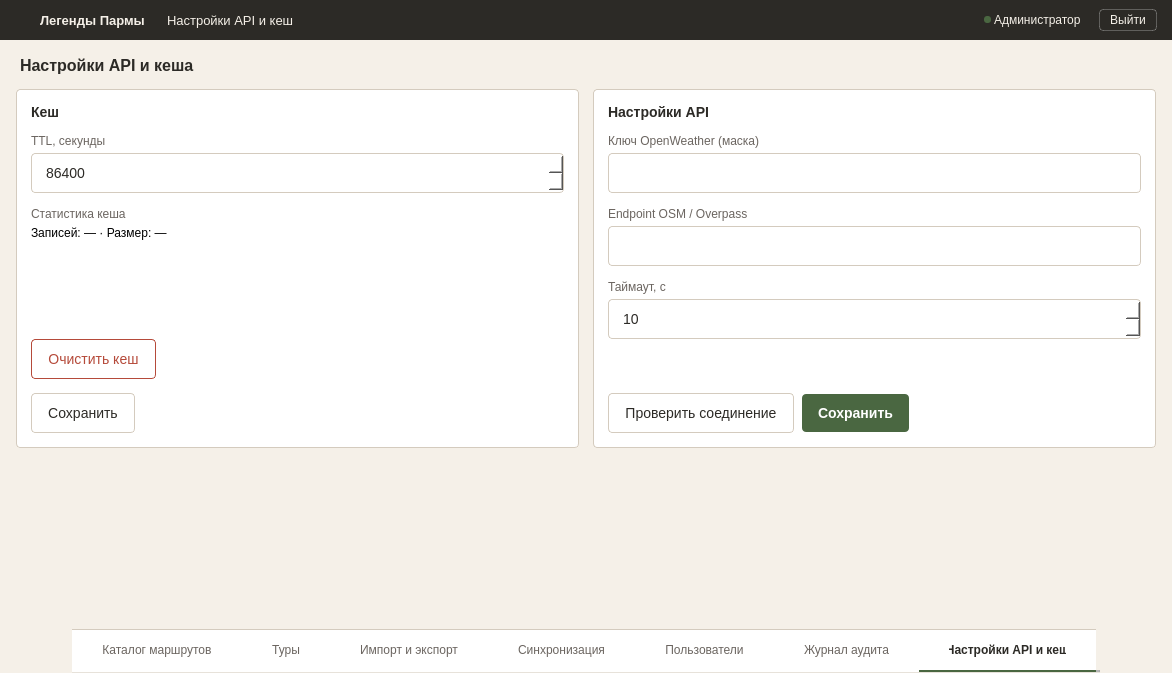
Qt form ui/windows/set_api_hash_window.ui (nikolas-po/legends_parma) before a commit.
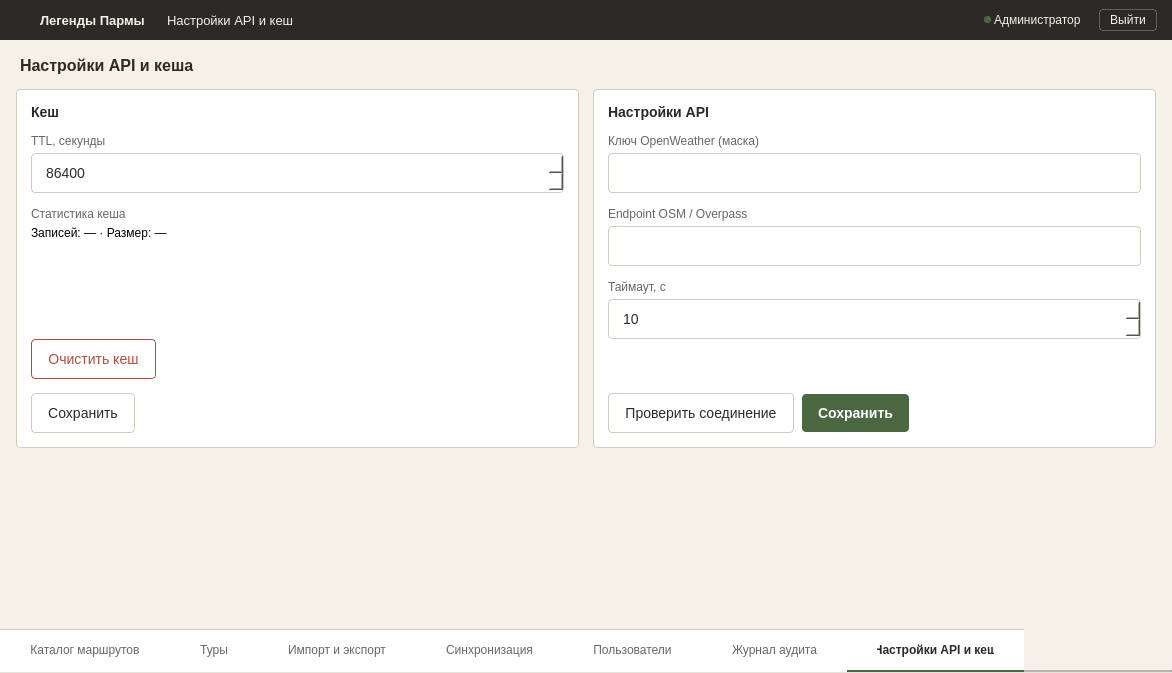
The same form after that commit. Icons and pictures are not drawn.

```diff
--- a/ui/windows/set_api_hash_window.ui
+++ b/ui/windows/set_api_hash_window.ui
@@ -295,9 +295,11 @@
       <property name="sizeHint" stdset="0"><size><width>20</width><height>40</height></size></property>
      </spacer>
     </item>
-    <item alignment="Qt::AlignmentFlag::AlignHCenter">
-     <widget class="QTabWidget" name="tabWidget">
-      <property name="sizePolicy"><sizepolicy hsizetype="Maximum" vsizetype="Fixed"><horstretch>0</horstretch><verstretch>0</verstretch></sizepolicy></property>
+    <item>
+      <widget class='QTabWidget' name='tabWidget'>
+        <property name='sizePolicy'>
+          <sizepolicy hsizetype='Expanding' vsizetype='Fixed'>
+            <horstretch>1</horstretch><verstretch>0</verstretch></sizepolicy></property>
       <property name="minimumSize"><size><width>0</width><height>44</height></size></property>
       <property name="maximumSize"><size><width>16777215</width><height>44</height></size></property>
       <property name="tabPosition"><enum>QTabWidget::TabPosition::North</enum></property>
```
Left out of the diff: 6 changed lines with no effect on the pictures.
